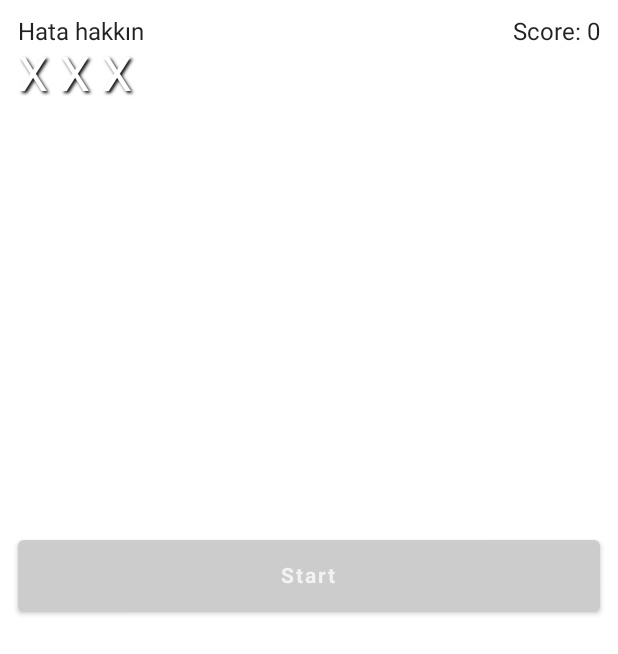
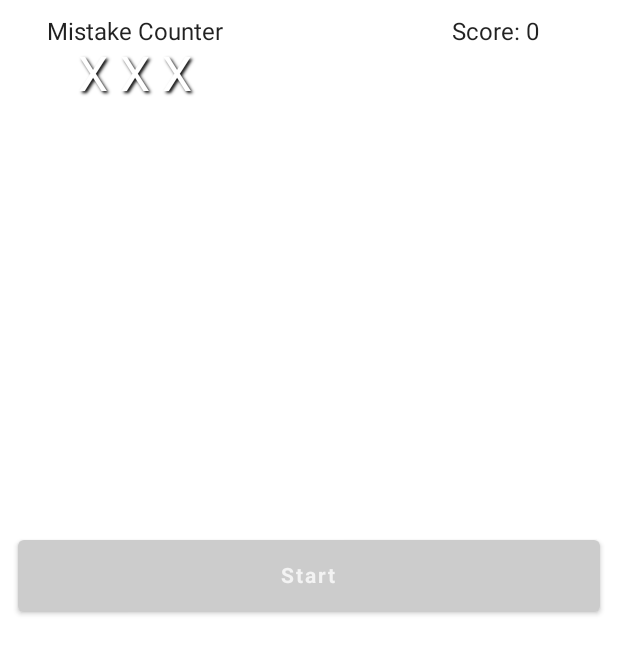
Before and after one commit to altaysoprano/TypingPracticeGame, an Android app built with Jetpack Compose: the screen it shows after launch (MainActivity), on a phone screen of 412 x 824 dp. Shown: the top 654 px of the screen. Run offline under Robolectric (Android 15) with nearby library versions, the phone set to English and light mode, and no system bars; Roboto replaces fonts that are not available here.

Commit message:
mistake count added (some changings in design)

```diff
--- a/app/src/main/java/com/example/typingpractice/MainScreen.kt
+++ b/app/src/main/java/com/example/typingpractice/MainScreen.kt
@@ -12,6 +12,7 @@ import androidx.compose.material.*
 import androidx.compose.material.OutlinedTextField
 import androidx.compose.runtime.*
 import androidx.compose.ui.Alignment
+import androidx.compose.ui.Alignment.Companion.Center
 import androidx.compose.ui.Alignment.Companion.CenterEnd
 import androidx.compose.ui.Alignment.Companion.CenterHorizontally
 import androidx.compose.ui.Alignment.Companion.CenterStart
@@ -54,7 +55,6 @@ fun MainScreen(
     var text = ""
     val sentence = viewModel.sentence.value
     val letterGroup = viewModel.letterGroup
-    // val mistakeCount2 = viewModel.mistakeCount.value
     val mistakeCount = letterGroup.count { it.isTrue == Check.FALSE }
     val kc = LocalSoftwareKeyboardController.current
     val focusRequester = viewModel.focusRequester
@@ -171,7 +171,7 @@ fun MainScreen(
                     } else {
                         viewModel.decreaseScore(3)
                         letterGroup[charachterCount].isTrue = Check.FALSE
-                        if(letterGroup.count { it.isTrue == Check.FALSE }>3) {
+                        if (letterGroup.count { it.isTrue == Check.FALSE } > 3) {
                             focusRequester.requestFocus()
                             kc?.hide()
                             viewModel.finishGame()
@@ -192,18 +192,23 @@ fun MainScreen(
                 .fillMaxHeight(0.25f)
                 .padding(12.dp)
                 .align(TopCenter),
+            horizontalAlignment = CenterHorizontally,
             verticalArrangement = Arrangement.Center
         ) {
             Row(modifier = Modifier.fillMaxSize()) {
-                Box(modifier = Modifier.fillMaxWidth(0.3f)) {
+                Box(
+                    modifier = Modifier
+                        .fillMaxWidth(0.4f)
+                ) {
                     Column(modifier = Modifier.fillMaxSize()) {
                         Text(
-                            text = "Hata hakkın",
+                            modifier = Modifier.align(CenterHorizontally),
+                            text = "Mistake Counter"
                         )
-                        Row(modifier = Modifier.fillMaxWidth()) {
+                        Row(modifier = Modifier.fillMaxWidth(), Arrangement.Center) {
                             Text(
                                 modifier = Modifier.padding(end = 8.dp),
-                                color = if(mistakeCount>0) Color.Red else Color.White,
+                                color = if (mistakeCount > 0) Color.Red else Color.White,
                                 text = "X",
                                 fontSize = 32.sp,
                                 style = TextStyle(
@@ -216,7 +221,7 @@ fun MainScreen(
                             )
                             Text(
                                 modifier = Modifier.padding(end = 8.dp),
-                                color = if(mistakeCount>1) Color.Red else Color.White,
+                                color = if (mistakeCount > 1) Color.Red else Color.White,
                                 text = "X",
                                 fontSize = 32.sp,
                                 style = TextStyle(
@@ -228,7 +233,7 @@ fun MainScreen(
                                 )
                             )
                             Text(
-                                color = if(mistakeCount>2) Color.Red else Color.White,
+                                color = if (mistakeCount > 2) Color.Red else Color.White,
                                 text = "X",
                                 fontSize = 32.sp,
                                 style = TextStyle(
@@ -242,6 +247,7 @@ fun MainScreen(
                         }
                     }
                 }
+                TimeCounter()
                 ScoreBoard(number)
             }
         }
@@ -249,8 +255,21 @@ fun MainScreen(
 }
 
 @Composable
-fun ScoreBoard(number: Int) {
-    Box(modifier = Modifier.fillMaxWidth(1f)) {
-        Text("Score: $number", modifier = Modifier.align(CenterEnd))
+fun TimeCounter() {
+    Box(
+        modifier = Modifier
+            .fillMaxWidth(0.4f)
+    ) {
+
     }
 }
+
+@Composable
+fun ScoreBoard(number: Int) {
+    Box(
+        modifier = Modifier
+            .fillMaxWidth(1f)
+    ) {
+        Text("Score: $number", modifier = Modifier.align(Center))
+    }
+}
--- a/app/src/main/java/com/example/typingpractice/ui/MainScreenViewModel.kt
+++ b/app/src/main/java/com/example/typingpractice/ui/MainScreenViewModel.kt
@@ -22,11 +22,6 @@ class MainScreenViewModel : ViewModel() {
     val letterGroup: MutableList<Letter> = _letterGroup
 
     var charachterCount = 0
-
-/*
-    private val _mistakeCount: MutableState<Int> = mutableStateOf(_letterGroup.count { it.isTrue == Check.FALSE })
-    val mistakeCount = _mistakeCount
-*/
 
     private val _isGameStarted: MutableState<Boolean> = mutableStateOf(false)
     val isGameStarted = _isGameStarted
```
